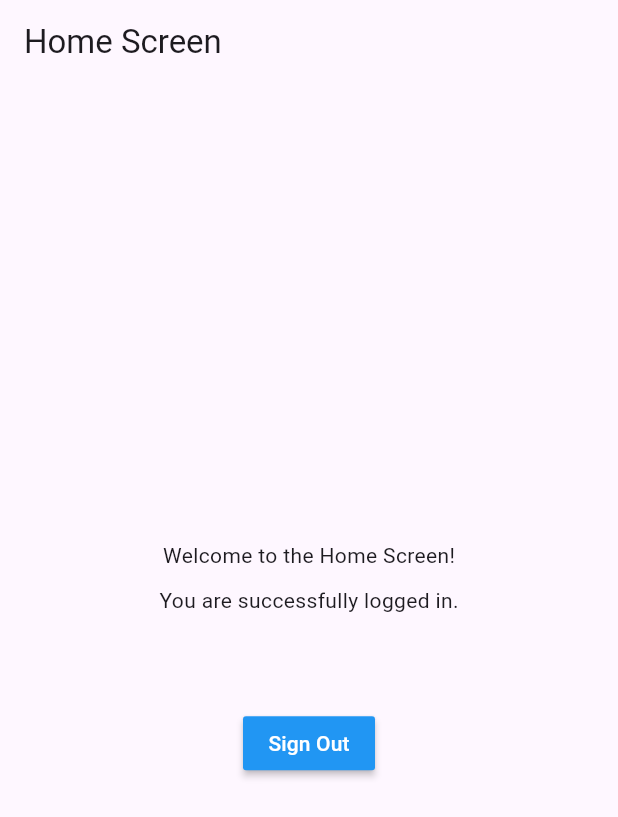
After one commit to AnwaarMohamd/firebase_auth_app, a Flutter app: the screen it shows once a user with an empty profile is signed in, after a tap on "Sign Out", on a phone screen of 412 x 824 dp. The commit adds this screen. Shown: the top 817 px of the screen. Run offline on Flutter 3.47's test engine with Material 3 defaults, Android fonts, the phone set to English and light mode, and no system bars; our stand-ins replace firebase_auth, firebase_core, google_fonts; accounts and stored records are empty; network calls fail.

Commit message:
- Implement Firebase Authentication - Created homePage

```diff
--- a/lib/main.dart
+++ b/lib/main.dart
@@ -1,7 +1,12 @@
+import 'package:firebase_auth_app/screens/auth.dart';
 import 'package:firebase_auth_app/screens/login_screen.dart';
 import 'package:flutter/material.dart';
+import 'package:firebase_core/firebase_core.dart';
 
-void main() {
+void main() async{
+  WidgetsFlutterBinding.ensureInitialized();
+  await Firebase.initializeApp();
+
   runApp(const MyApp());
 }
 
@@ -16,7 +21,7 @@ class MyApp extends StatelessWidget {
         primarySwatch: Colors.blue,
       ),
       debugShowCheckedModeBanner: false,
-      home: const LoginScreen(),
+      home: const Auth(),
     );
   }
 }
--- /dev/null
+++ b/lib/screens/auth.dart
@@ -0,0 +1,24 @@
+import 'package:firebase_auth/firebase_auth.dart';
+import 'package:firebase_auth_app/screens/home_screen.dart';
+import 'package:firebase_auth_app/screens/login_screen.dart';
+import 'package:flutter/material.dart';
+
+class Auth extends StatelessWidget {
+  const Auth({super.key});
+
+  @override
+  Widget build(BuildContext context) {
+    return Scaffold(
+      body: StreamBuilder<User?>(
+        stream: FirebaseAuth.instance.authStateChanges(),
+        builder: (context, snapshot) {
+          if (snapshot.hasData) {
+            return HomeScreen();
+          } else {
+            return LoginScreen();
+          }
+        },
+      ),
+    );
+  }
+}
--- /dev/null
+++ b/lib/screens/home_screen.dart
@@ -0,0 +1,47 @@
+import 'package:firebase_auth/firebase_auth.dart';
+import 'package:flutter/material.dart';
+
+class HomeScreen extends StatefulWidget {
+  const HomeScreen({super.key});
+
+  @override
+  State<HomeScreen> createState() => _HomeScreenState();
+}
+
+class _HomeScreenState extends State<HomeScreen> {
+  final user = FirebaseAuth.instance.currentUser;
+
+  @override
+  Widget build(BuildContext context) {
+    return Scaffold(
+      appBar: AppBar(
+        title: const Text('Home Screen'),
+      ),
+      body: Center(
+        child: Column(
+          mainAxisAlignment: MainAxisAlignment.center,
+          children: [
+            const Text('Welcome to the Home Screen!'),
+            const SizedBox(height: 10),
+            const Text('You are successfully logged in.'),
+            const SizedBox(height: 10),
+            Text(user!.email!, style: const TextStyle(fontWeight: FontWeight.bold)),
+
+            const SizedBox(height: 30),
+
+             MaterialButton(
+                color: Colors.blue,
+                textColor: Colors.white,
+
+                onPressed: () async {
+                  await FirebaseAuth.instance.signOut();
+                },
+                child: const Text('Sign Out'),
+              ),
+          ],
+
+        ),
+      ),
+    );
+  }
+}
--- a/lib/screens/login_screen.dart
+++ b/lib/screens/login_screen.dart
@@ -1,3 +1,4 @@
+import 'package:firebase_auth/firebase_auth.dart';
 import 'package:flutter/material.dart';
 import 'package:google_fonts/google_fonts.dart';
 
@@ -9,12 +10,29 @@ class LoginScreen extends StatefulWidget {
 }
 
 class _LoginScreenState extends State<LoginScreen> {
+  final  _emailController = TextEditingController();
+  final  _passwordController = TextEditingController();
+
+  @override
+  void dispose() {
+    super.dispose();
+    _emailController.dispose();
+    _passwordController.dispose();
+  }
+
+  Future signIn() async {
+    await FirebaseAuth.instance.signInWithEmailAndPassword(
+      email: _emailController.text.trim(),
+      password: _passwordController.text.trim(),
+    );
+  }
   @override
   Widget build(BuildContext context) {
     return Scaffold(
       backgroundColor: Colors.white,
       body: SafeArea(
         child: Center(
+          child: SingleChildScrollView(
             child: Column(
               mainAxisAlignment: MainAxisAlignment.center,
               children: [
@@ -51,6 +69,7 @@ class _LoginScreenState extends State<LoginScreen> {
                 Padding(
                   padding: const EdgeInsets.all(20.0),
                   child: TextField(
+                    controller: _emailController,
                     decoration: InputDecoration(
                       hintText: 'Email',
                       border: OutlineInputBorder(
@@ -65,7 +84,7 @@ class _LoginScreenState extends State<LoginScreen> {
                 Padding(
                   padding: const EdgeInsets.all(20.0),
                   child: TextField(
-
+                    controller: _passwordController,
                     obscureText: true,
                     decoration: InputDecoration(
                       hintText: 'Password',
@@ -82,6 +101,8 @@ class _LoginScreenState extends State<LoginScreen> {
                 SizedBox(height: 10),
                 Padding(
                   padding: const EdgeInsets.all(20.0),
+                  child: GestureDetector(
+                    onTap: signIn,
                     child: Container(
                       width: double.infinity,
                       height: 70,
@@ -98,6 +119,7 @@ class _LoginScreenState extends State<LoginScreen> {
                             ).fontFamily,
                             fontWeight: FontWeight.bold,
                             color: Colors.white,
+                          ),
                         ),
                       ),
                     ),
@@ -131,6 +153,7 @@ class _LoginScreenState extends State<LoginScreen> {
             ),
           ),
         ),
+      ),
 
     );
   }
```
Also changed, not shown: pubspec.yaml (+6 -15 lines), pubspec.lock, 6 other files. Lines whose indentation alone changed are shown as unchanged.
